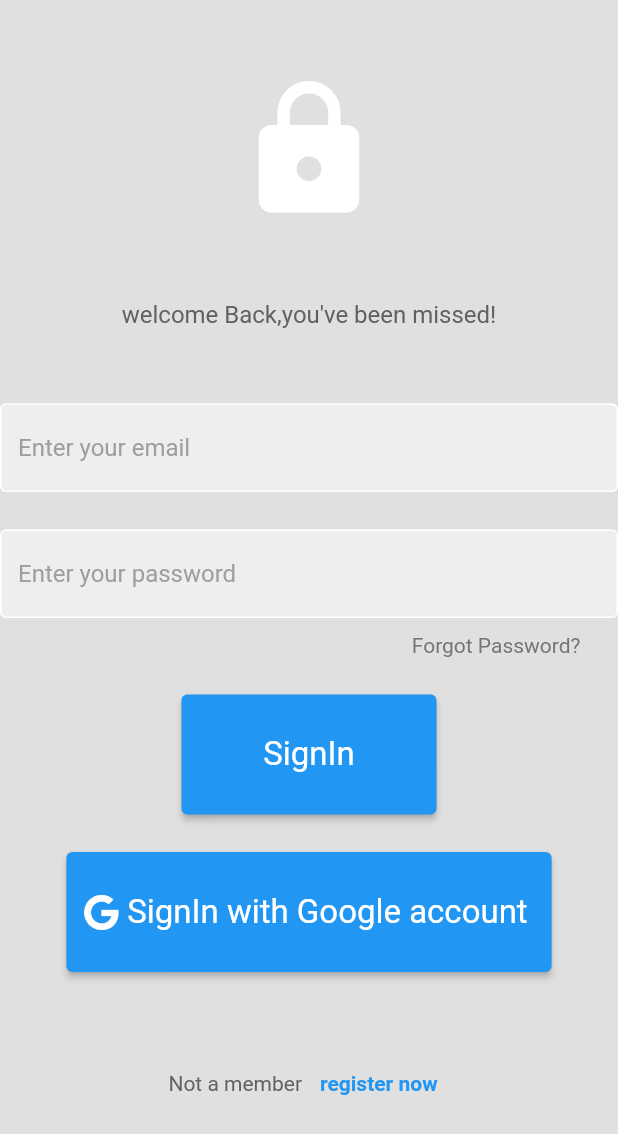
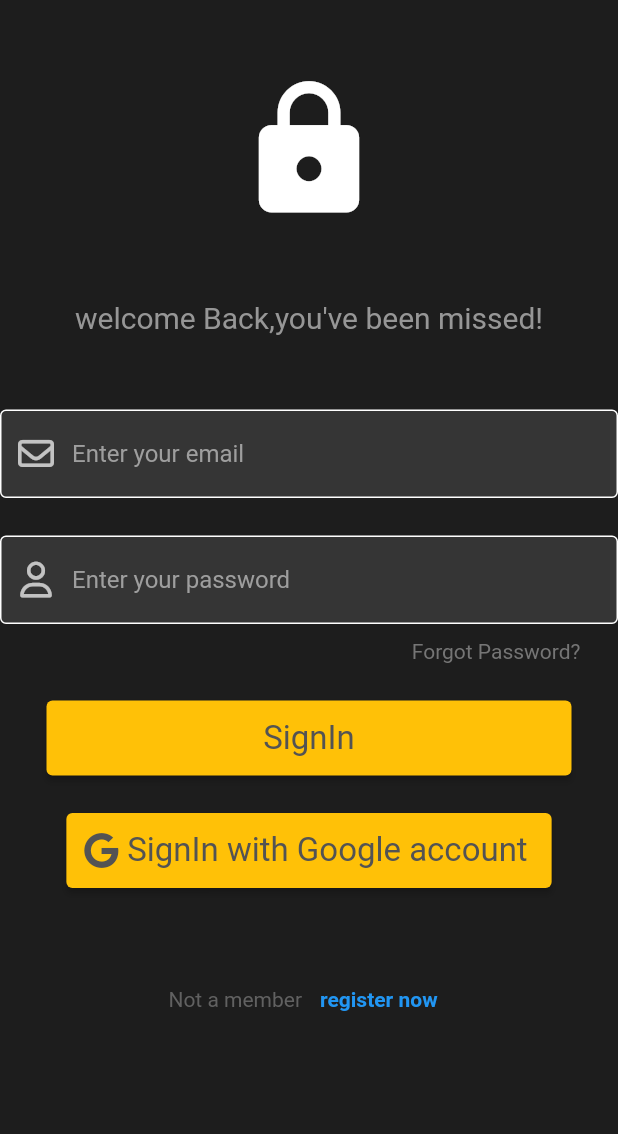
Before and after one commit to anujsinghrawat/movies_app, a Flutter app: the screen it shows once a user with an empty profile is signed in, after a tap on the "logout" icon, on a phone screen of 412 x 824 dp. Shown: the top 1134 px of the screen. Run offline on Flutter 3.47's test engine with Material 2 defaults, Android fonts, the phone set to English and light mode, and no system bars; our stand-ins replace firebase_auth, firebase_core, font_awesome_flutter, google_sign_in; accounts and stored records are empty; network calls fail.

Commit message:
commit
Signed-off-by: Anuj Singh Rawat <84454648+anujsinghrawat@users.noreply.github.com>

```diff
--- a/lib/services/remote_services.dart
+++ b/lib/services/remote_services.dart
@@ -20,7 +20,7 @@ class RemoteService {
       abc.add(Movie(
         title: body['results'][i]['title'],
         poster_path: body['results'][i]['poster_path'],
-        stars: body['results'][i]['stars'],
+        stars: body['results'][i]['vote_average'],
         name: body['results'][i]['name'],
       ));
     }
--- a/lib/widgets/home.dart
+++ b/lib/widgets/home.dart
@@ -1,5 +1,6 @@
 import 'package:firebase_auth/firebase_auth.dart';
 import 'package:flutter/material.dart';
+import 'package:font_awesome_flutter/font_awesome_flutter.dart';
 import 'package:movies_app/services/remote_services.dart';
 import 'package:movies_app/widgets/login_page.dart';
 
@@ -54,9 +55,7 @@ class _HomePageState extends State<HomePage> {
 
   // final userCredential = await FirebaseAuth.instance.signInWithCredential(credential);
   //   final user = userCredential.user;
-      // print(user?.uid);
-
-
+  // print(user?.uid);
 
   final auth = FirebaseAuth.instance;
 
@@ -65,7 +64,11 @@ class _HomePageState extends State<HomePage> {
     return Scaffold(
       appBar: AppBar(
         title: Text(
-          '${FirebaseAuth.instance.currentUser!.displayName} welcome',
+          'Welcome ${FirebaseAuth.instance.currentUser!.displayName} ',
+          style: const TextStyle(
+            fontSize: 22,
+            color: Colors.amber,
+          ),
           textAlign: TextAlign.center,
         ),
         actions: [
@@ -78,9 +81,9 @@ class _HomePageState extends State<HomePage> {
                 print(error.toString());
               });
             },
-            icon: Icon(Icons.logout_rounded),
+            icon: const Icon(Icons.logout_rounded),
           ),
-          SizedBox(
+          const SizedBox(
             width: 20,
           )
         ],
@@ -95,50 +98,68 @@ class _HomePageState extends State<HomePage> {
               Row(
                 mainAxisAlignment: MainAxisAlignment.spaceEvenly,
                 children: [
+                  const SizedBox(
+                    height: 50,
+                  ),
                   Expanded(
                     //search field
-                    child: TextField(
-                      onChanged: (String str) {
-                        print(str);
-                      },
-                      decoration: const InputDecoration(
-                        floatingLabelBehavior: FloatingLabelBehavior.never,
-                        iconColor: Colors.black,
-                        // suffixIcon: Icon(Icons.search),
-                        fillColor: Color.fromARGB(255, 56, 54, 54),
-                        border: OutlineInputBorder(),
-                        labelText: 'Search for the movie',
-                        prefixIcon: Icon(Icons.menu),
+                    child: SizedBox(
+                      height: 50,
+                      child: TextField(
+                        decoration: InputDecoration(
+                            prefixIcon: const Align(
+                                widthFactor: 1.0,
+                                heightFactor: 1.0,
+                                child:
+                                    FaIcon(FontAwesomeIcons.magnifyingGlass)),
+                            enabledBorder: const OutlineInputBorder(
+                              borderSide: BorderSide(color: Colors.white),
+                            ),
+                            focusedBorder: OutlineInputBorder(
+                              borderSide:
+                                  BorderSide(color: Colors.grey.shade400),
+                            ),
+                            fillColor: const Color.fromARGB(255, 53, 53, 53),
+                            filled: true,
+                            hintText: 'Search for movies',
+                            hintStyle: TextStyle(color: Colors.grey[500])),
                       ),
                     ),
                   ),
                   ElevatedButton.icon(
-                    style: ButtonStyle(
-                      foregroundColor: MaterialStateProperty.all(Colors.green),
+                    style: ElevatedButton.styleFrom(
+                      shape: RoundedRectangleBorder(
+                        borderRadius: BorderRadius.circular(18.0),
+                        // side: const BorderSide(color: Colors.red)
+                      ),
+                      backgroundColor: Colors.amber,
+                      foregroundColor: const Color.fromARGB(255, 83, 83, 83),
+                      minimumSize: const Size(45, 50),
+                      textStyle: const TextStyle(fontSize: 22),
                     ),
-                    // onPressed: () => print('hi'),
-                    onPressed: () async {
-                      // List<Movie>? abc = await RemoteService.nowPlaying();
-                      // print(abc?[0].title);
-                      // List<Movie>? bcd = await RemoteService.trending();
-                      // print(bcd?[0].title);
-                      // List<Movie>? cde = await RemoteService.topRated();
-                      // print(cde?[0].title);
-                    },
+                    onPressed: () async {},
                     icon: const Icon(
                       Icons.search,
-                      color: Colors.black,
                     ),
                     label: const Text(''),
                   ),
                 ],
               ),
 
-              //trending movies playing
+              //Now playing
               const SizedBox(height: 50),
-              const Text(
-                'Now playing',
-                textAlign: TextAlign.left,
+              Row(
+                mainAxisAlignment: MainAxisAlignment.start,
+                children: const [
+                  Text(
+                    'Now playing',
+                    style: TextStyle(
+                        color: Colors.amberAccent,
+                        fontSize: 30,
+                        fontWeight: FontWeight.bold),
+                    textAlign: TextAlign.left,
+                  ),
+                ],
               ),
               const SizedBox(
                 height: 20,
@@ -158,6 +179,8 @@ class _HomePageState extends State<HomePage> {
                       // itemBuilder: ((contex, index) => _list[index]),
                       itemBuilder: (BuildContext context, int index) {
                         return Container(
+
+                          color: Color.fromARGB(255, 145, 109, 0),
                           padding: const EdgeInsets.all(8),
                           height: 350,
                           width: 300,
@@ -174,7 +197,15 @@ class _HomePageState extends State<HomePage> {
                                 height: 300,
                                 width: 250,
                               ),
+                              const SizedBox(
+                                height: 8,
+                              ),
                               Text(abc![index].title.toString()),
+                              const SizedBox(
+                                height: 8,
+                              ),
+                              Text('Rating...${abc![index].stars?.toDouble()}'),
+
                             ],
                           ),
                         );
@@ -195,7 +226,7 @@ class _HomePageState extends State<HomePage> {
                 height: 400,
                 child: Visibility(
                   visible: isLoaded1,
-                  replacement: CircularProgressIndicator(),
+                  replacement: const CircularProgressIndicator(),
                   child: ListView.builder(
                       shrinkWrap: true,
                       scrollDirection: Axis.horizontal,
@@ -221,6 +252,7 @@ class _HomePageState extends State<HomePage> {
                                 width: 250,
                               ),
                               Text(bcd![index].title.toString()),
+                              Text('Rating...${abc![index].stars?.toDouble()}')
                             ],
                           ),
                         );
@@ -266,7 +298,14 @@ class _HomePageState extends State<HomePage> {
                                 height: 300,
                                 width: 250,
                               ),
+                              const SizedBox(
+                                height: 8,
+                              ),
                               Text(cde![index].title.toString()),
+                              const SizedBox(
+                                height: 8,
+                              ),
+                              Text('Rating...${abc![index].stars?.toDouble()}')
                             ],
                           ),
                         );
--- a/lib/widgets/login_page.dart
+++ b/lib/widgets/login_page.dart
@@ -18,25 +18,25 @@ class _LoginWidgetState extends State<LoginWidget> {
   }
 
   //signin google
-  Future<UserCredential> signInWithGoogle() async {
-    // Trigger the authentication flow
-    final GoogleSignInAccount? googleUser = await GoogleSignIn().signIn();
+  // Future<UserCredential> signInWithGoogle() async {
+  //   // Trigger the authentication flow
+  //   final GoogleSignInAccount? googleUser = await GoogleSignIn().signIn();
 
-    // Obtain the auth details from the request
-    final GoogleSignInAuthentication? googleAuth =
-        await googleUser?.authentication;
+  //   // Obtain the auth details from the request
+  //   final GoogleSignInAuthentication? googleAuth =
+  //       await googleUser?.authentication;
 
-    // Create a new credential
-    final credential = GoogleAuthProvider.credential(
-      accessToken: googleAuth?.accessToken,
-      idToken: googleAuth?.idToken,
-    );
+  //   // Create a new credential
+  //   final credential = GoogleAuthProvider.credential(
+  //     accessToken: googleAuth?.accessToken,
+  //     idToken: googleAuth?.idToken,
+  //   );
 
-    // Once signed in, return the UserCredential
-    await FirebaseAuth.instance.signInWithCredential(credential);
-    Navigator.pushReplacementNamed(context, '/home');
-    return await FirebaseAuth.instance.signInWithCredential(credential);
-  }
+  //   // Once signed in, return the UserCredential
+  //   await FirebaseAuth.instance.signInWithCredential(credential);
+  //   Navigator.pushReplacementNamed(context, '/home');
+  //   return await FirebaseAuth.instance.signInWithCredential(credential);
+  // }
 
   void signUserIn() async {
     // show loading circle
@@ -114,7 +114,7 @@ class _LoginWidgetState extends State<LoginWidget> {
   @override
   Widget build(BuildContext context) {
     return Scaffold(
-      backgroundColor: Colors.grey[300],
+      backgroundColor: const Color.fromARGB(255, 29, 29, 29),
       body: SingleChildScrollView(
         child: SafeArea(
           child: Center(
@@ -133,11 +133,11 @@ class _LoginWidgetState extends State<LoginWidget> {
 
                 //welcome Back
 
-                Text(
+                const Text(
                   'welcome Back,you\'ve been missed!',
                   style: TextStyle(
-                    color: Colors.grey[700],
-                    fontSize: 16,
+                    color: Color.fromARGB(255, 150, 150, 150),
+                    fontSize: 20,
                   ),
                 ),
 
@@ -147,13 +147,17 @@ class _LoginWidgetState extends State<LoginWidget> {
                 TextField(
                   controller: emailController,
                   decoration: InputDecoration(
+                      prefixIcon: Align(
+                          widthFactor: 1.0,
+                          heightFactor: 1.0,
+                          child: FaIcon(FontAwesomeIcons.envelope)),
                       enabledBorder: const OutlineInputBorder(
                         borderSide: BorderSide(color: Colors.white),
                       ),
                       focusedBorder: OutlineInputBorder(
                         borderSide: BorderSide(color: Colors.grey.shade400),
                       ),
-                      fillColor: Colors.grey.shade200,
+                      fillColor: const Color.fromARGB(255, 53, 53, 53),
                       filled: true,
                       hintText: 'Enter your email',
                       hintStyle: TextStyle(color: Colors.grey[500])),
@@ -162,15 +166,18 @@ class _LoginWidgetState extends State<LoginWidget> {
 
                 //
                 TextField(
+                  obscureText: true,
+                  autocorrect: false,
                   controller: passwordController,
                   decoration: InputDecoration(
+                      prefixIcon: Align(
+                          widthFactor: 1.0,
+                          heightFactor: 1.0,
+                          child: FaIcon(FontAwesomeIcons.user)),
                       enabledBorder: const OutlineInputBorder(
                         borderSide: BorderSide(color: Colors.white),
                       ),
-                      focusedBorder: OutlineInputBorder(
-                        borderSide: BorderSide(color: Colors.grey.shade400),
-                      ),
-                      fillColor: Colors.grey.shade200,
+                      fillColor: const Color.fromARGB(255, 53, 53, 53),
                       filled: true,
                       hintText: 'Enter your password',
                       hintStyle: TextStyle(color: Colors.grey[500])),
@@ -196,20 +203,24 @@ class _LoginWidgetState extends State<LoginWidget> {
                 const SizedBox(height: 25),
                 ElevatedButton(
                     style: ElevatedButton.styleFrom(
-                      minimumSize: Size(170, 80),
-                      textStyle: TextStyle(fontSize: 22),
+                      backgroundColor: Colors.amber,
+                      foregroundColor: Color.fromARGB(255, 83, 83, 83),
+                      minimumSize: const Size(350, 50),
+                      textStyle: const TextStyle(fontSize: 22),
                     ),
                     onPressed: signUserIn,
-                    child: Text("SignIn")),
+                    child: const Text("SignIn")),
 
                 //Signin with Google account
                 const SizedBox(height: 25),
                 ElevatedButton.icon(
                   // icon: const Icon(Icons.login),
-                  icon: FaIcon(FontAwesomeIcons.google),
+                  icon: const FaIcon(FontAwesomeIcons.google),
                   label: const Text("SignIn with Google account"),
                   style: ElevatedButton.styleFrom(
-                    minimumSize: const Size(170, 80),
+                    backgroundColor: Colors.amber,
+                    foregroundColor: Color.fromARGB(255, 83, 83, 83),
+                    minimumSize: const Size(300, 50),
                     textStyle: const TextStyle(fontSize: 22),
                   ),
                   onPressed: () {
@@ -237,7 +248,7 @@ class _LoginWidgetState extends State<LoginWidget> {
                     // ),
                     TextButton(
                         onPressed: register,
-                        child: Text(
+                        child: const Text(
                           'register now',
                           style: TextStyle(
                             color: Colors.blue,
```
Also changed, not shown: lib/models/nowplaying.dart (+5 -8 lines), lib/widgets/signup_page.dart (+47 -16 lines).
